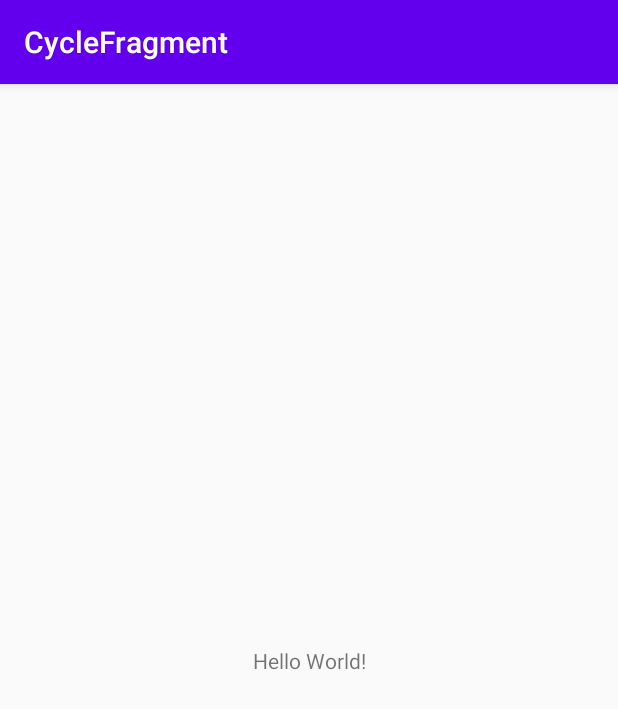
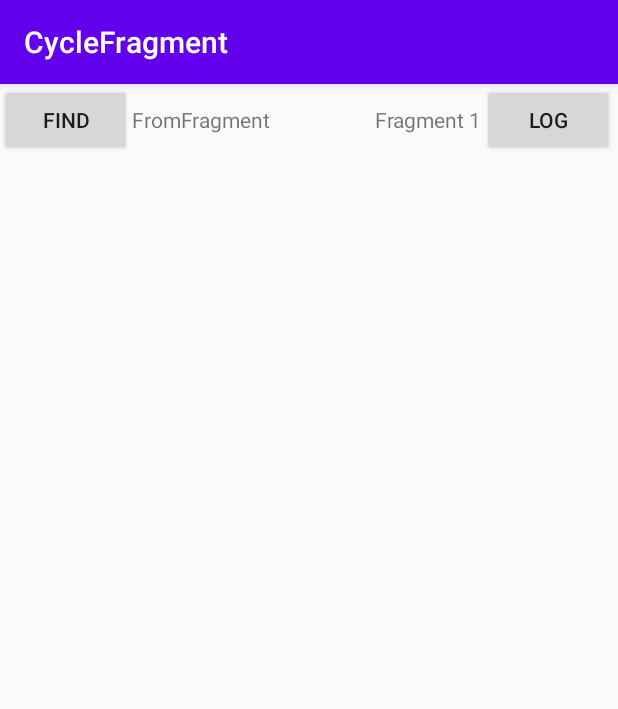
Before and after one commit to ganiushina/CycleFragment, an Android app: the screen it shows after launch (MainActivity), on a phone screen of 412 x 824 dp. Shown: the top 709 px of the screen. Run offline under Robolectric (Android 15) with nearby library versions, the phone set to English and light mode, and no system bars.

```diff
--- a/app/build.gradle
+++ b/app/build.gradle
@@ -28,6 +28,7 @@ dependencies {
 
     implementation 'androidx.appcompat:appcompat:1.1.0'
     implementation 'androidx.constraintlayout:constraintlayout:1.1.3'
+    implementation 'androidx.legacy:legacy-support-v4:1.0.0'
     testImplementation 'junit:junit:4.12'
     androidTestImplementation 'androidx.test.ext:junit:1.1.1'
     androidTestImplementation 'androidx.test.espresso:espresso-core:3.2.0'
--- /dev/null
+++ b/app/src/main/java/ru/alta/cyclefragment/BlankFragment.java
@@ -0,0 +1,95 @@
+package ru.alta.cyclefragment;
+
+import android.content.Context;
+import android.os.Bundle;
+
+import androidx.fragment.app.Fragment;
+
+import android.util.Log;
+import android.view.LayoutInflater;
+import android.view.View;
+import android.view.ViewGroup;
+import android.widget.Button;
+
+
+/**
+ * A simple {@link Fragment} subclass.
+ * Use the {@link BlankFragment#newInstance} factory method to
+ * create an instance of this fragment.
+ */
+public class BlankFragment extends Fragment {
+    // TODO: Rename parameter arguments, choose names that match
+    // the fragment initialization parameters, e.g. ARG_ITEM_NUMBER
+    private static final String ARG_PARAM1 = "param1";
+    private static final String ARG_PARAM2 = "param2";
+
+    final String LOG_TAG = "myLogs";
+
+    private SampleCallback callback;
+
+    @Override
+    public void onAttach(Context context) {
+        super.onAttach(context);
+        if (context instanceof SampleCallback) {
+            callback = (SampleCallback) context;
+        } else {
+            throw new RuntimeException(context.toString()
+                    + " must implement SampleCallback");
+        }
+    }
+
+    @Override
+    public void onDetach() {
+        super.onDetach();
+        callback = null;
+    }
+
+
+    // TODO: Rename and change types of parameters
+    private String mParam1;
+    private String mParam2;
+
+    public BlankFragment() {
+        // Required empty public constructor
+    }
+
+    /**
+     * Use this factory method to create a new instance of
+     * this fragment using the provided parameters.
+     *
+     * @param param1 Parameter 1.
+     * @param param2 Parameter 2.
+     * @return A new instance of fragment BlankFragment.
+     */
+    // TODO: Rename and change types and number of parameters
+    public static BlankFragment newInstance(String param1, String param2) {
+        BlankFragment fragment = new BlankFragment();
+        Bundle args = new Bundle();
+        args.putString(ARG_PARAM1, param1);
+        args.putString(ARG_PARAM2, param2);
+        fragment.setArguments(args);
+        return fragment;
+    }
+
+    @Override
+    public void onCreate(Bundle savedInstanceState) {
+        super.onCreate(savedInstanceState);
+        if (getArguments() != null) {
+            mParam1 = getArguments().getString(ARG_PARAM1);
+            mParam2 = getArguments().getString(ARG_PARAM2);
+        }
+    }
+
+    @Override
+    public View onCreateView(LayoutInflater inflater, ViewGroup container,
+                             Bundle savedInstanceState) {
+        View view = inflater.inflate(R.layout.fragment_blank, container, false);
+     //   Button button = (Button) view.findViewById(R.id.button);
+        view.findViewById(R.id.button).setOnClickListener(new View.OnClickListener() {
+            public void onClick(View v) {
+                callback.onButtonClicked(); // Invoke callback here
+            }
+        });
+        return view;
+    }
+}
--- a/app/src/main/java/ru/alta/cyclefragment/MainActivity.java
+++ b/app/src/main/java/ru/alta/cyclefragment/MainActivity.java
@@ -2,13 +2,39 @@ package ru.alta.cyclefragment;
 
 import androidx.appcompat.app.AppCompatActivity;
 
+import android.app.Fragment;
 import android.os.Bundle;
+import android.view.View;
+import android.widget.TextView;
 
-public class MainActivity extends AppCompatActivity {
+public class MainActivity extends AppCompatActivity implements SampleCallback {
+
+    String myMessage = "Stack Overflow is cool!";
+  //  Bundle bundle = new Bundle();
 
     @Override
     protected void onCreate(Bundle savedInstanceState) {
         super.onCreate(savedInstanceState);
         setContentView(R.layout.activity_main);
+
     }
+
+    public void onClick(View v) {
+
+        BlankFragment fragment = new BlankFragment();
+        Bundle bundle = new Bundle();
+//        bundle.putInt(key, value);
+//        fragment.setArguments(bundle);
+//        Fragment frag1 = getFragmentManager().findFragmentById(R.id.fragment1);
+//        ((TextView) frag1.getView().findViewById(R.id.textView))
+//                .setText("Hello2");
+
+    }
+
+    @Override
+    public void onButtonClicked() {
+       TextView textView = findViewById(R.id.textView2);
+       textView.setText("Hello");
+    }
+
 }
--- /dev/null
+++ b/app/src/main/java/ru/alta/cyclefragment/SampleCallback.java
@@ -0,0 +1,5 @@
+package ru.alta.cyclefragment;
+
+public interface SampleCallback {
+    void onButtonClicked();
+}
--- a/app/src/main/res/layout/activity_main.xml
+++ b/app/src/main/res/layout/activity_main.xml
@@ -1,18 +1,34 @@
 <?xml version="1.0" encoding="utf-8"?>
-<androidx.constraintlayout.widget.ConstraintLayout xmlns:android="http://schemas.android.com/apk/res/android"
+<LinearLayout xmlns:android="http://schemas.android.com/apk/res/android"
     xmlns:app="http://schemas.android.com/apk/res-auto"
     xmlns:tools="http://schemas.android.com/tools"
     android:layout_width="match_parent"
     android:layout_height="match_parent"
     tools:context=".MainActivity">
 
-    <TextView
+    <Button
+        android:id="@+id/btnFind"
         android:layout_width="wrap_content"
         android:layout_height="wrap_content"
-        android:text="Hello World!"
-        app:layout_constraintBottom_toBottomOf="parent"
-        app:layout_constraintLeft_toLeftOf="parent"
-        app:layout_constraintRight_toRightOf="parent"
-        app:layout_constraintTop_toTopOf="parent" />
+        android:onClick="onClick"
+        android:text="@string/find"
+        tools:ignore="OnClick">
+    </Button>
 
-</androidx.constraintlayout.widget.ConstraintLayout>
+    <TextView
+        android:id="@+id/textView2"
+        android:layout_width="match_parent"
+        android:layout_height="wrap_content"
+        android:layout_weight="1"
+        android:text="@string/fromfragment" />
+
+    <fragment
+        android:id="@+id/fragment1"
+        android:name="ru.alta.cyclefragment.BlankFragment"
+        android:layout_width="match_parent"
+        android:layout_height="wrap_content"
+        android:layout_weight="1"
+        tools:layout="@layout/fragment_blank">
+    </fragment>
+
+</LinearLayout>
--- /dev/null
+++ b/app/src/main/res/layout/fragment_blank.xml
@@ -0,0 +1,20 @@
+<?xml version="1.0" encoding="utf-8"?>
+<LinearLayout xmlns:android="http://schemas.android.com/apk/res/android"
+    xmlns:tools="http://schemas.android.com/tools"
+    android:layout_width="match_parent"
+    android:layout_height="match_parent"
+    tools:context=".BlankFragment">
+
+    <TextView
+        android:id="@+id/textView"
+        android:layout_width="wrap_content"
+        android:layout_height="wrap_content"
+        android:text="@string/frag1_text">
+    </TextView>
+    <Button
+        android:id="@+id/button"
+        android:layout_width="wrap_content"
+        android:layout_height="wrap_content"
+        android:text="@string/log">
+    </Button>
+</LinearLayout>
--- a/app/src/main/res/values/strings.xml
+++ b/app/src/main/res/values/strings.xml
@@ -1,3 +1,11 @@
 <resources>
     <string name="app_name">CycleFragment</string>
+
+    <!-- TODO: Remove or change this placeholder text -->
+    <string name="hello_blank_fragment">Hello blank fragment</string>
+    <string name="frag1_text">Fragment 1</string>
+    <string name="frag2_text">Fragment 2</string>
+    <string name="log">Log</string>
+    <string name="find">Find</string>
+    <string name="fromfragment">FromFragment</string>
 </resources>
```
